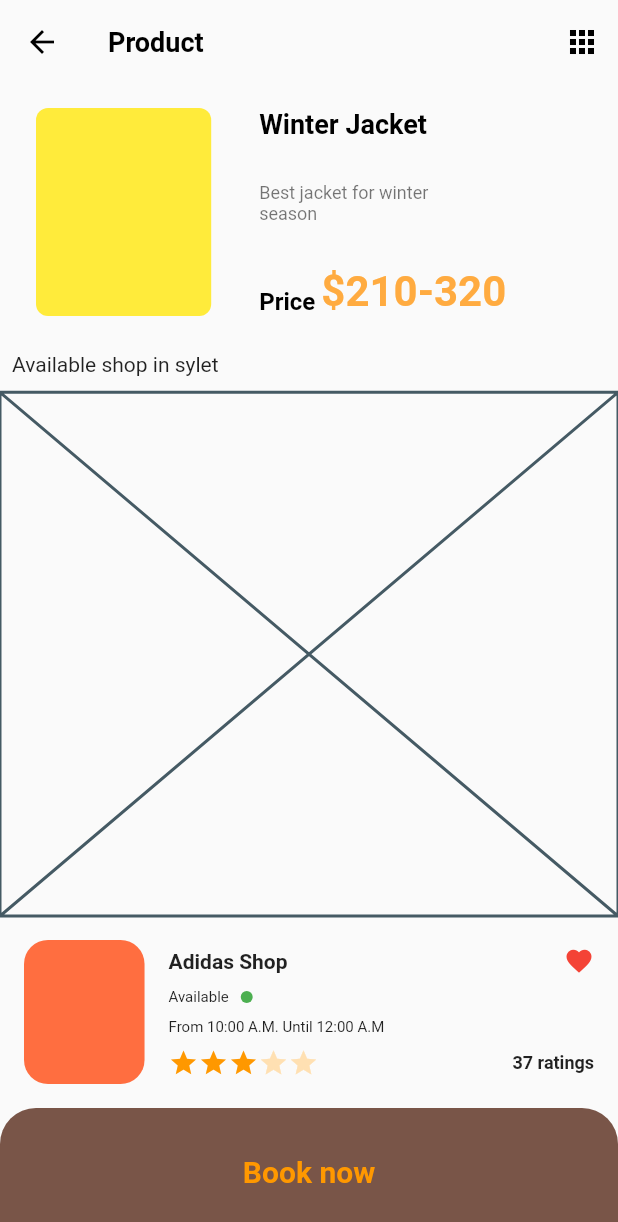
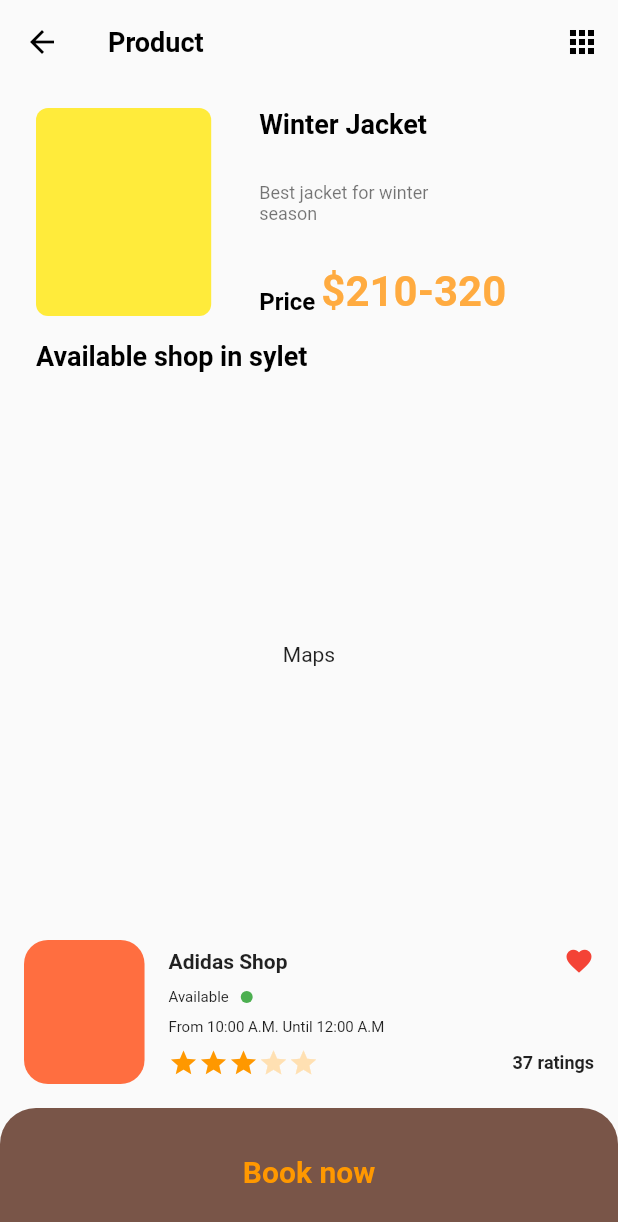
Before and after one commit to JAICHANGPARK/flutter_notebook_the_third_story, a Flutter app: the ProductPage screen opened directly, on a phone screen of 412 x 824 dp. Shown: the top 1222 px of the screen. Run offline on Flutter 3.47's test engine with Material 2 defaults, Android fonts, the phone set to English and light mode, and no system bars; our stand-ins replace badges, dotted_border, fl_chart, page_transition, percent_indicator; network calls fail.

Commit message:
Update product_page.dart

```diff
--- a/lib/travel_store_app/product_page.dart
+++ b/lib/travel_store_app/product_page.dart
@@ -105,17 +105,23 @@ class _ProductPageState extends State<ProductPage> {
                 Expanded(
                   flex: 1,
                   child: Padding(
-                    padding: const EdgeInsets.all(8.0),
+                    padding: const EdgeInsets.only(left: 24),
                     child: Text(
-                      "Available shop in sylet"
+                      "Available shop in sylet",
+                      style: TextStyle(
+                        color: Colors.black,
+                        fontWeight: FontWeight.bold,
+                        fontSize: 18
+                      ),
                     ),
                   ),
                 ),
                 Expanded(
                   flex: 10,
-                  child: Placeholder(),
+                  child: Center(
+                    child: Text("Maps"),
+                  ),
                 )
-
               ],
             ),
           ),
@@ -214,6 +220,12 @@ class _ProductPageState extends State<ProductPage> {
           ),
           Expanded(
             flex: 2,
+            child: InkWell(
+              onTap: (){
+                Navigator.push(context, MaterialPageRoute(
+                  builder: (context)=>
+                ));
+              },
               child: Container(
                 decoration: BoxDecoration(
                     color: Colors.brown,
@@ -232,6 +244,7 @@ class _ProductPageState extends State<ProductPage> {
                 ),
               ),
             ),
+          ),
         ],
       ),
     );
```
Lines whose indentation alone changed are shown as unchanged.
